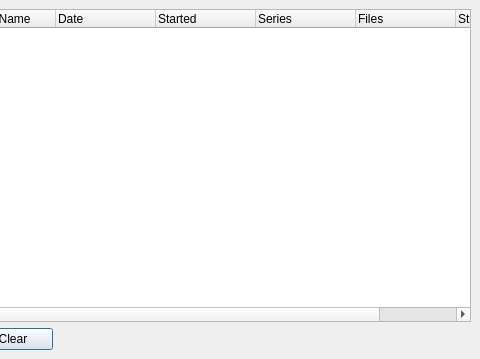
First picture: the form in starviewer/src/inputoutput/qoperationstatescreenbase.ui, repository starviewer-medical/starviewer, before the edit; both pictures show x 454 to 934 and y 0 to 359 of the 934 by 359 pixel window.
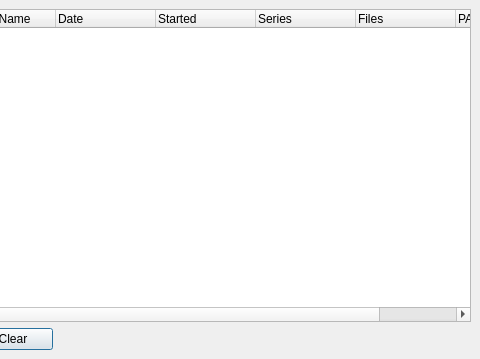
Second picture: the form after the edit.

Patch:
```diff
--- a/starviewer/src/inputoutput/qoperationstatescreenbase.ui
+++ b/starviewer/src/inputoutput/qoperationstatescreenbase.ui
@@ -87,7 +87,7 @@
      </column>
      <column>
       <property name="text">
-       <string>StudyUID</string>
+       <string>PACSJobID</string>
       </property>
      </column>
      <column>
```
